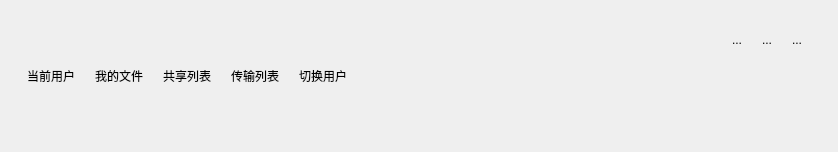
Before: the Qt Designer form ui/buttongroup.ui in Ganwenzhao/huhu_disk_client, drawn with Qt 5.
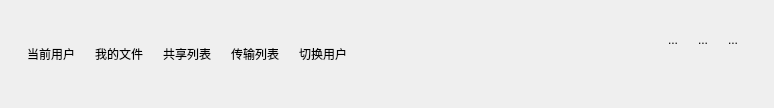
After: the same form once the commit is applied. Icons and pictures are not drawn.

What changed in the file:
```diff
--- a/ui/buttongroup.ui
+++ b/ui/buttongroup.ui
@@ -6,10 +6,16 @@
    <rect>
     <x>0</x>
     <y>0</y>
-    <width>838</width>
-    <height>152</height>
+    <width>774</width>
+    <height>108</height>
    </rect>
   </property>
+  <property name="maximumSize">
+   <size>
+    <width>16777215</width>
+    <height>108</height>
+   </size>
+  </property>
   <property name="windowTitle">
    <string>Form</string>
   </property>
@@ -157,6 +163,19 @@
       <item>
        <widget class="QWidget" name="widget" native="true">
         <layout class="QHBoxLayout" name="horizontalLayout_2">
+         <item>
+          <spacer name="horizontalSpacer_2">
+           <property name="orientation">
+            <enum>Qt::Horizontal</enum>
+           </property>
+           <property name="sizeHint" stdset="0">
+            <size>
+             <width>22</width>
+             <height>20</height>
+            </size>
+           </property>
+          </spacer>
+         </item>
          <item>
           <widget class="QToolButton" name="min">
            <property name="text">
```
Left out of the diff: 2 changed lines with no effect on the pictures.
